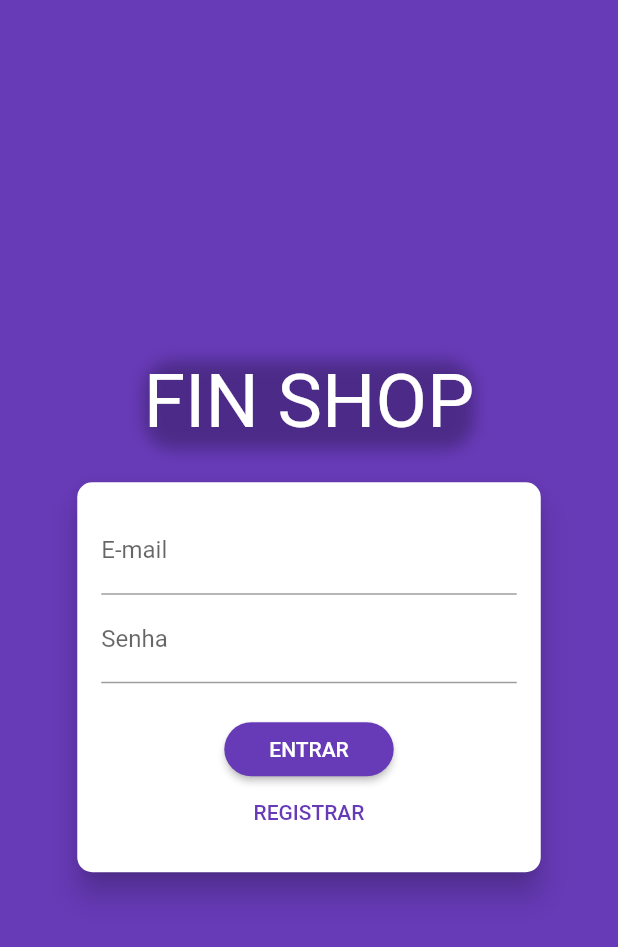
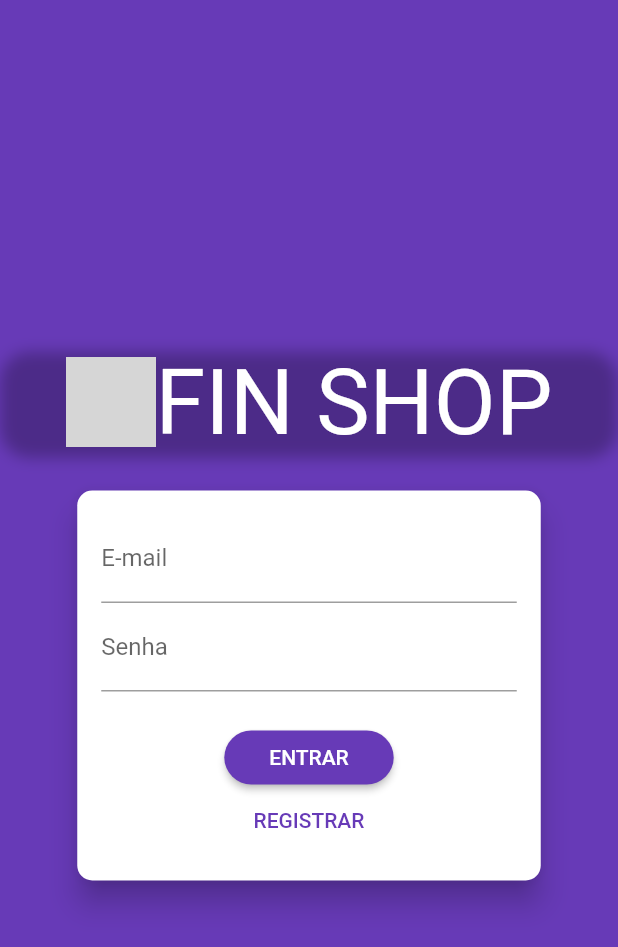
Before and after one commit to lucascicco/FIN-SHOP-APP-FLUTTER, a Flutter app: the screen it shows after launch, on a phone screen of 412 x 824 dp. Shown: the top 947 px of the screen. Run offline on Flutter 3.47's test engine with Material 2 defaults, Android fonts, the phone set to English and light mode, and no system bars; our stand-ins replace flutter_dotenv, shared_preferences; grey boxes are pictures that could not be loaded.

Commit message:
image inserted as logo

```diff
--- a/lib/screens/auth_screen.dart
+++ b/lib/screens/auth_screen.dart
@@ -1,5 +1,3 @@
-import 'dart:math';
-
 import 'package:flutter/material.dart';
 import 'package:provider/provider.dart';
 
@@ -44,14 +42,20 @@ class AuthScreen extends StatelessWidget {
                           )
                         ],
                       ),
-                      child: Text(
+                      child: Row(
+                          mainAxisAlignment: MainAxisAlignment.center,
+                          children: [
+                            Image.asset('assets/images/icon.png',
+                                width: 60, height: 60),
+                            Text(
                               'FIN SHOP',
                               style: TextStyle(
                                 color: Colors.white,
-                          fontSize: 50,
+                                fontSize: 60,
                                 fontWeight: FontWeight.normal,
                               ),
                             ),
+                          ]),
                     ),
                   ),
                   Flexible(
--- a/pubspec.yaml
+++ b/pubspec.yaml
@@ -51,6 +51,7 @@ flutter:
   assets:
     - .env
     - assets/images/product-placeholder.png
+    - assets/icon.png
   #   - images/a_dot_ham.jpeg
 
   # An image asset can refer to one or more resolution-specific "variants", see
```
Also changed, not shown: assets/images/icon.png. Lines whose indentation alone changed are shown as unchanged.
